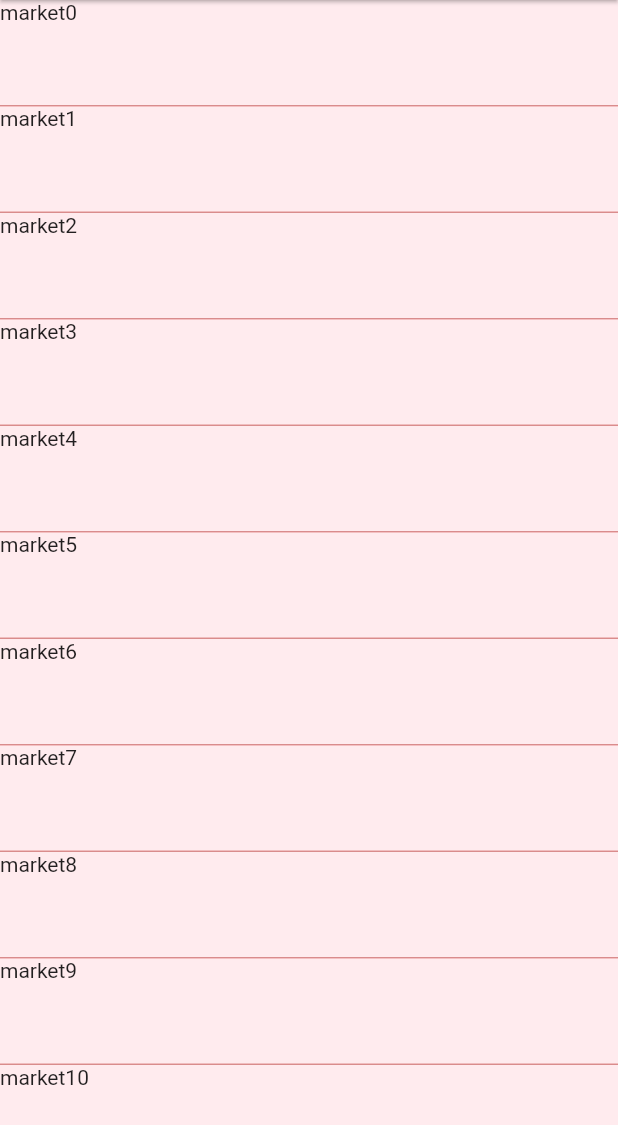
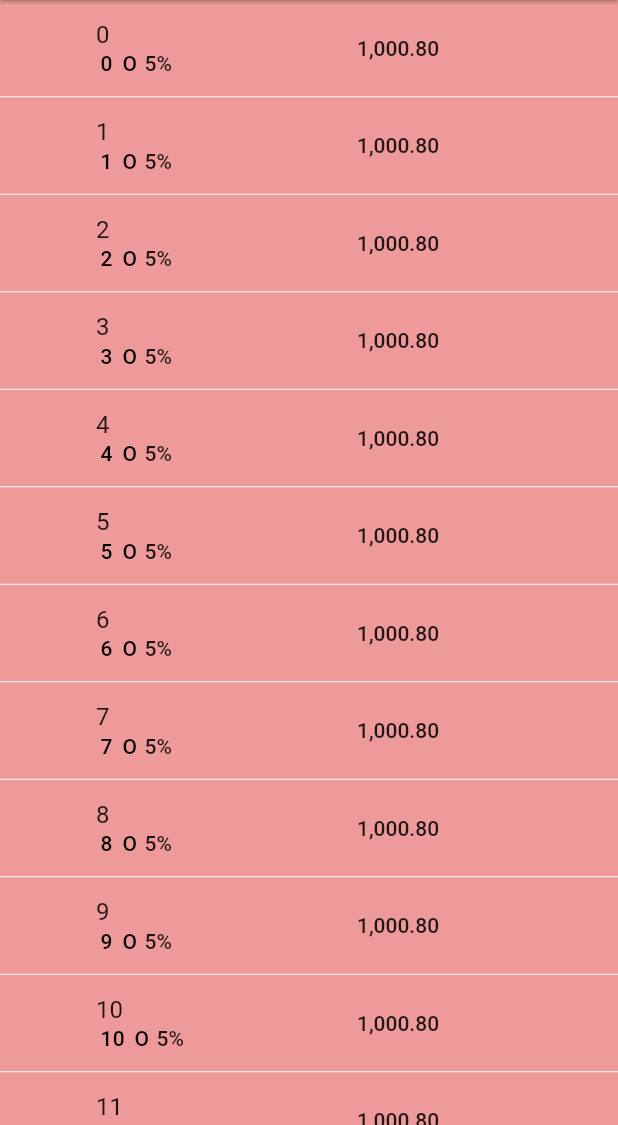
Before and after one commit to Sesa1988/android-scrolling-issue, a Flutter app: the screen it shows after launch, on a phone screen of 412 x 824 dp, the part 111-1236 px from its top. Run offline on Flutter 3.47's test engine with Material 2 defaults, Android fonts, the phone set to English and light mode, and no system bars.

Commit message:
added dummy item closer item to real app ones

```diff
--- /dev/null
+++ b/lib/asset_card.dart
@@ -0,0 +1,124 @@
+import 'package:flutter/material.dart';
+
+class AssetCard extends StatefulWidget {
+  final String title;
+  final String rank;
+  final String symbol;
+  final int heroId;
+
+  const AssetCard(this.title, this.rank, this.symbol, this.heroId);
+
+  @override
+  _AssetCardState createState() => _AssetCardState();
+}
+
+class _AssetCardState extends State<AssetCard> {
+  @override
+  Widget build(BuildContext context) {
+    return Container(
+      child: InkWell(
+        onTap: () => {},
+        child: Padding(
+          padding: EdgeInsets.all(12),
+          child: Row(
+            mainAxisAlignment: MainAxisAlignment.start,
+            crossAxisAlignment: CrossAxisAlignment.center,
+            children: <Widget>[
+              _image(),
+              SizedBox(width: 12),
+              Expanded(child: _name(context)),
+              SizedBox(width: 12),
+              Expanded(child: _value()),
+            ],
+          ),
+        ),
+      ),
+    );
+  }
+
+  Widget _image() {
+    return Hero(
+      tag: widget.heroId,
+      child: Container(
+        height: 40,
+        width: 40,
+        child: Container(
+          width: 35,
+          height: 35,
+        ),
+      ),
+    );
+  }
+
+  Widget _name(BuildContext context) {
+    return Column(
+      mainAxisAlignment: MainAxisAlignment.center,
+      crossAxisAlignment: CrossAxisAlignment.start,
+      children: [
+        _title(widget.title),
+        SizedBox(height: 2),
+        FittedBox(
+          child: Row(
+            children: [
+              _symbol(context),
+              SizedBox(width: 5),
+              _hourTrend24(context),
+            ],
+          ),
+        ),
+      ],
+    );
+  }
+
+  Widget _title(String title) {
+    return Text(
+      title,
+      maxLines: 3,
+      overflow: TextOverflow.ellipsis,
+      style: Theme.of(context).textTheme.subtitle1,
+    );
+  }
+
+  Widget _symbol(BuildContext context) {
+    return Row(
+      children: [
+        Container(
+          decoration: new BoxDecoration(
+              color: Theme.of(context).chipTheme.backgroundColor,
+              borderRadius: BorderRadius.horizontal(
+                  left: Radius.elliptical(4, 4),
+                  right: Radius.elliptical(4, 4))),
+          child: Padding(
+            padding: EdgeInsets.only(top: 5, bottom: 1, left: 3, right: 2.5),
+            child: Text(
+              widget.rank.toString(),
+              style:
+                  Theme.of(context).textTheme.subtitle2?.copyWith(height: 0.7),
+            ),
+          ),
+        ),
+        SizedBox(width: 4),
+        Text(
+          widget.symbol.toUpperCase(),
+          style: Theme.of(context).textTheme.subtitle2,
+        ),
+      ],
+    );
+  }
+
+  Widget _hourTrend24(BuildContext context) {
+    return Text(
+      '5%',
+      maxLines: 1,
+      style: Theme.of(context).textTheme.bodyText1,
+    );
+  }
+
+  Widget _value() {
+    return Text(
+      '1,000.80',
+      maxLines: 1,
+      style: Theme.of(context).textTheme.bodyText1,
+    );
+  }
+}
--- a/lib/market.dart
+++ b/lib/market.dart
@@ -1,3 +1,4 @@
+import 'package:android_scrolling_issue/asset_card.dart';
 import 'package:flutter/material.dart';
 
 class Market extends StatefulWidget {
@@ -20,15 +21,14 @@ class _MarketState extends State<Market> with AutomaticKeepAliveClientMixin {
 
   Widget _main() {
     return ListView.separated(
-      separatorBuilder: (context, index) => Divider(height: 1),
+      separatorBuilder: (context, index) => Divider(
+        height: 1,
+        color: Colors.white,
+      ),
       shrinkWrap: true,
       itemCount: 200,
       itemBuilder: (context, index) {
-        return Container(
-          height: 70,
-          child: Text('market' + index.toString()),
-          color: Colors.red[50],
-        );
+        return AssetCard(index.toString(), index.toString(), 'o', index);
       },
     );
   }
```
